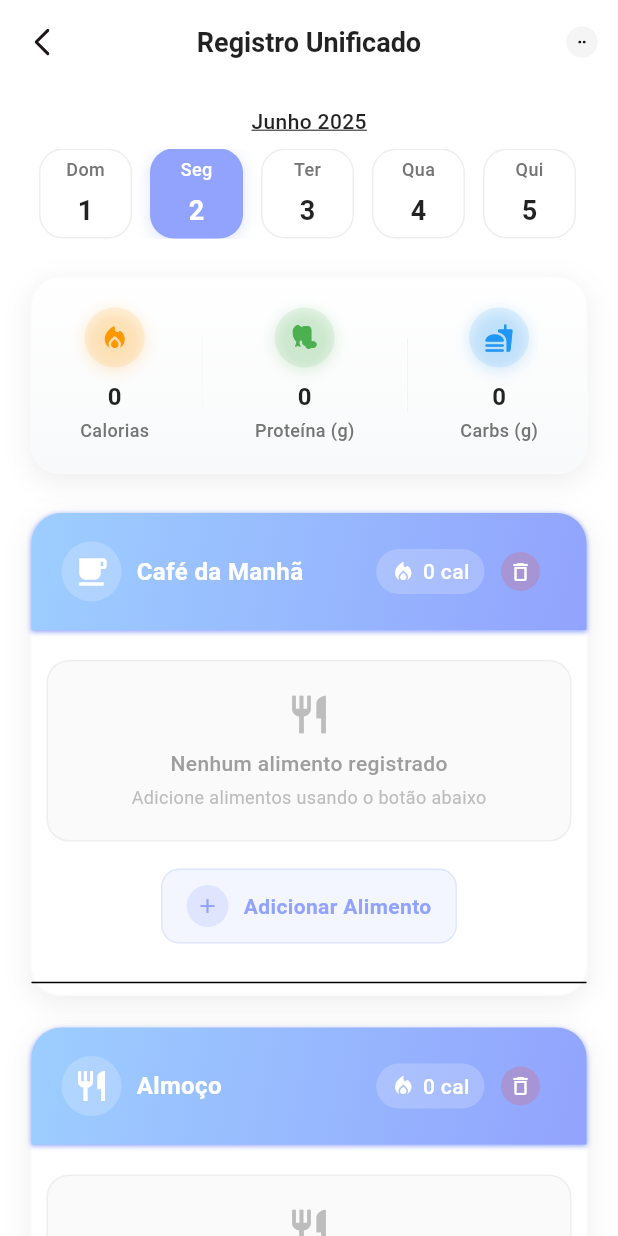
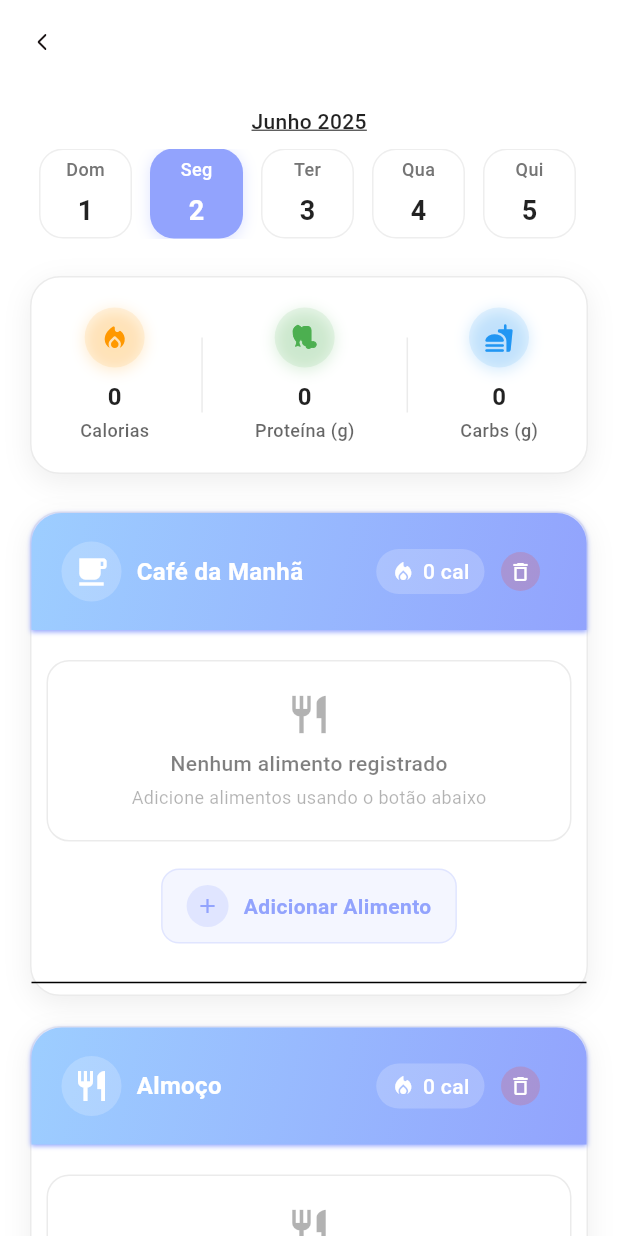
Before and after one commit to LeonardoScatolin/Grupo_16_Alimenta_AI, a Flutter app: the RegistroUnificadoPage screen opened by its route, on a phone screen of 412 x 824 dp. Run offline on Flutter 3.47's test engine with Material 3 defaults, Android fonts, the phone set to English and light mode, and no system bars; our stand-ins replace animated_text_kit, dio, flutter_svg, just_audio, permission_handler, shared_preferences; missing offline and left inert: record; accounts and stored records are empty; network calls fail; project files that could hold a hidden picture were left out.

Commit message:
Qualidade de vida - Registro de alimentos e dashboard
Modo escuro arrumado na pagina de registro e remoção de seta na dashboard

```diff
--- a/alimenta_ai/lib/pages/registro_unificado.dart
+++ b/alimenta_ai/lib/pages/registro_unificado.dart
@@ -1272,7 +1272,7 @@ class _RegistroUnificadoPageState extends State<RegistroUnificadoPage> {
       backgroundColor: Theme.of(context).colorScheme.surface,
       appBar: AppBar(
         title: Text(
-          'Registro Unificado',
+          '',
           style: TextStyle(
             color: Theme.of(context).colorScheme.onSurface,
             fontSize: 18,
@@ -1283,22 +1283,16 @@ class _RegistroUnificadoPageState extends State<RegistroUnificadoPage> {
         elevation: 0,
         centerTitle: true,
         leading: IconButton(
-          icon: SvgPicture.asset('assets/icons/seta_esquerda.svg',
-              height: 20, width: 20),
+          icon: SvgPicture.asset(
+            'assets/icons/seta_esquerda.svg',
+            height: 12,
+            width: 12,
+            color: Theme.of(context).brightness == Brightness.dark
+                ? Colors.white
+                : null,
+          ),
           onPressed: () => Navigator.pushNamed(context, '/home'),
         ),
-        actions: [
-          IconButton(
-            icon: Container(
-              padding: const EdgeInsets.all(8),
-              decoration: BoxDecoration(
-                  color: Colors.grey.withOpacity(0.1), shape: BoxShape.circle),
-              child: SvgPicture.asset('assets/icons/dots.svg',
-                  height: 5, width: 5),
-            ),
-            onPressed: () {},
-          )
-        ],
       ),
       body: Container(
         color: Theme.of(context).colorScheme.surface,
@@ -1454,6 +1448,8 @@ class _RegistroUnificadoPageState extends State<RegistroUnificadoPage> {
                                       ? Colors.white
                                       : _isToday(date)
                                           ? const Color(0xff92A3FD)
+                                          : Theme.of(context).brightness == Brightness.dark
+                                              ? Colors.white
                                               : Colors.black87)),
                         ]),
                   ),
@@ -1470,19 +1466,20 @@ class _RegistroUnificadoPageState extends State<RegistroUnificadoPage> {
     return Container(
       padding: const EdgeInsets.symmetric(vertical: 20, horizontal: 15),
       decoration: BoxDecoration(
-        color: Colors.white,
+        color: Theme.of(context).colorScheme.surface,
         borderRadius: BorderRadius.circular(20),
-        gradient: const LinearGradient(
-            colors: [Colors.white, Color(0xFFF8F9FA)],
-            begin: Alignment.topCenter,
-            end: Alignment.bottomCenter),
         boxShadow: [
           BoxShadow(
-              color: Colors.grey.shade200,
+              color: Theme.of(context).brightness == Brightness.dark
+                  ? Colors.black.withOpacity(0.3)
+                  : Colors.grey.shade200,
               blurRadius: 15,
               offset: const Offset(0, 5))
         ],
-        border: Border.all(color: Colors.grey.shade50, width: 1),
+        border: Border.all(
+          color: Theme.of(context).colorScheme.outline.withOpacity(0.08),
+          width: 1,
+        ),
       ),
       child: Row(mainAxisAlignment: MainAxisAlignment.spaceAround, children: [
         _buildSummaryItem(
@@ -1493,12 +1490,7 @@ class _RegistroUnificadoPageState extends State<RegistroUnificadoPage> {
         Container(
             height: 50,
             width: 1,
-            decoration: BoxDecoration(
-                gradient: LinearGradient(colors: [
-              Colors.white,
-              Colors.grey.shade200,
-              Colors.white
-            ]))),
+            color: Theme.of(context).colorScheme.outline.withOpacity(0.08)),
         _buildSummaryItemSvg(
             svgPath: 'assets/icons/protein.svg',
             value: proteinTotal.toString(),
@@ -1507,12 +1499,7 @@ class _RegistroUnificadoPageState extends State<RegistroUnificadoPage> {
         Container(
             height: 50,
             width: 1,
-            decoration: BoxDecoration(
-                gradient: LinearGradient(colors: [
-              Colors.white,
-              Colors.grey.shade200,
-              Colors.white
-            ]))),
+            color: Theme.of(context).colorScheme.outline.withOpacity(0.08)),
         _buildSummaryItem(
             icon: Icons.fastfood_rounded,
             value: carbsTotal.toString(),
@@ -1543,16 +1530,16 @@ class _RegistroUnificadoPageState extends State<RegistroUnificadoPage> {
       ),
       const SizedBox(height: 8),
       Text(value,
-          style: const TextStyle(
+          style: TextStyle(
               fontSize: 16,
               fontWeight: FontWeight.bold,
-              color: Colors.black87,
+              color: Theme.of(context).colorScheme.onSurface,
               letterSpacing: 0.5)),
       const SizedBox(height: 2),
       Text(label,
           style: TextStyle(
               fontSize: 12,
-              color: Colors.grey.shade600,
+              color: Theme.of(context).colorScheme.onSurface.withOpacity(0.6),
               fontWeight: FontWeight.w500)),
     ]);
   }
@@ -1578,16 +1565,16 @@ class _RegistroUnificadoPageState extends State<RegistroUnificadoPage> {
       ),
       const SizedBox(height: 8),
       Text(value,
-          style: const TextStyle(
+          style: TextStyle(
               fontSize: 16,
               fontWeight: FontWeight.bold,
-              color: Colors.black87,
+              color: Theme.of(context).colorScheme.onSurface,
               letterSpacing: 0.5)),
       const SizedBox(height: 2),
       Text(label,
           style: TextStyle(
               fontSize: 12,
-              color: Colors.grey.shade600,
+              color: Theme.of(context).colorScheme.onSurface.withOpacity(0.6),
               fontWeight: FontWeight.w500)),
     ]);
   }
@@ -1598,15 +1585,20 @@ class _RegistroUnificadoPageState extends State<RegistroUnificadoPage> {
       child: Container(
         margin: const EdgeInsets.only(bottom: 20),
         decoration: BoxDecoration(
-          color: Colors.white,
+          color: Theme.of(context).colorScheme.surface,
           borderRadius: BorderRadius.circular(20),
           boxShadow: [
             BoxShadow(
-                color: Colors.grey.shade200,
+                color: Theme.of(context).brightness == Brightness.dark
+                    ? Colors.black.withOpacity(0.3)
+                    : Colors.grey.shade200,
                 blurRadius: 15,
                 offset: const Offset(0, 5))
           ],
-          border: Border.all(color: Colors.grey.shade50, width: 1),
+          border: Border.all(
+            color: Theme.of(context).colorScheme.outline.withOpacity(0.08),
+            width: 1,
+          ),
         ),
         child: Column(crossAxisAlignment: CrossAxisAlignment.start, children: [
           // Cabeçalho da refeição
@@ -1726,22 +1718,24 @@ class _RegistroUnificadoPageState extends State<RegistroUnificadoPage> {
               padding: const EdgeInsets.symmetric(vertical: 20),
               margin: const EdgeInsets.all(10),
               decoration: BoxDecoration(
-                  color: Colors.grey.shade50,
+                  color: Theme.of(context).colorScheme.surface,
                   borderRadius: BorderRadius.circular(15),
-                  border: Border.all(color: Colors.grey.shade200)),
+                  border: Border.all(
+                      color: Theme.of(context).colorScheme.outline.withOpacity(0.08))),
               child: Center(
                 child: Column(mainAxisSize: MainAxisSize.min, children: [
-                  Icon(Icons.restaurant, size: 30, color: Colors.grey.shade400),
+                  Icon(Icons.restaurant, size: 30, color: Theme.of(context).colorScheme.onSurface.withOpacity(0.3)),
                   const SizedBox(height: 8),
                   Text("Nenhum alimento registrado",
                       style: TextStyle(
-                          color: Colors.grey.shade500,
+                          color: Theme.of(context).colorScheme.onSurface.withOpacity(0.5),
                           fontWeight: FontWeight.w500,
                           fontSize: 14)),
                   const SizedBox(height: 4),
                   Text("Adicione alimentos usando o botão abaixo",
-                      style:
-                          TextStyle(color: Colors.grey.shade400, fontSize: 12)),
+                      style: TextStyle(
+                          color: Theme.of(context).colorScheme.onSurface.withOpacity(0.3),
+                          fontSize: 12)),
                 ]),
               ),
             )
@@ -1799,15 +1793,17 @@ class _RegistroUnificadoPageState extends State<RegistroUnificadoPage> {
         padding: const EdgeInsets.symmetric(vertical: 15, horizontal: 12),
         margin: const EdgeInsets.symmetric(horizontal: 8, vertical: 4),
         decoration: BoxDecoration(
-          color: Colors.white,
+          color: Theme.of(context).colorScheme.surface,
           borderRadius: BorderRadius.circular(12),
-          border: Border.all(color: Colors.grey.shade200),
+          border: Border.all(
+            color: Theme.of(context).colorScheme.outline.withOpacity(0.08),
+          ),
         ),
         child: Center(
           child: Text(
             item.name,
             style: TextStyle(
-              color: Colors.grey.shade500,
+              color: Theme.of(context).colorScheme.onSurface.withOpacity(0.5),
               fontStyle: FontStyle.italic,
             ),
           ),
@@ -1852,25 +1848,37 @@ class _RegistroUnificadoPageState extends State<RegistroUnificadoPage> {
         padding: const EdgeInsets.symmetric(vertical: 10, horizontal: 12),
         margin: const EdgeInsets.symmetric(horizontal: 8, vertical: 4),
         decoration: BoxDecoration(
-            color: Colors.white,
+          color: Theme.of(context).colorScheme.surface,
           borderRadius: BorderRadius.circular(12),
-            border: Border.all(color: Colors.grey.shade100),
+          border: Border.all(
+            color: Theme.of(context).colorScheme.outline.withOpacity(0.08),
+          ),
           boxShadow: [
             BoxShadow(
-                  color: Colors.grey.shade50,
+              color: Theme.of(context).brightness == Brightness.dark
+                  ? Colors.black.withOpacity(0.10)
+                  : Colors.grey.shade50,
               blurRadius: 4,
-                  offset: const Offset(0, 2))
-            ]),
-        child: Row(children: [
+              offset: const Offset(0, 2),
+            )
+          ],
+        ),
+        child: Row(
+          children: [
             Expanded(
               child: Column(
                 crossAxisAlignment: CrossAxisAlignment.start,
                 mainAxisSize: MainAxisSize.min,
                 children: [
-                  Text(item.name,
-                      style: const TextStyle(
-                          fontWeight: FontWeight.w600, fontSize: 15),
-                      overflow: TextOverflow.ellipsis),
+                  Text(
+                    item.name,
+                    style: TextStyle(
+                      fontWeight: FontWeight.w600,
+                      fontSize: 15,
+                      color: Theme.of(context).colorScheme.onSurface,
+                    ),
+                    overflow: TextOverflow.ellipsis,
+                  ),
                   const SizedBox(height: 4),
                   SingleChildScrollView(
                     scrollDirection: Axis.horizontal,
@@ -1879,11 +1887,11 @@ class _RegistroUnificadoPageState extends State<RegistroUnificadoPage> {
                       const SizedBox(width: 6),
                       _buildNutrientBadge('C: ${item.carbs}g', Colors.blue),
                       const SizedBox(width: 6),
-                      _buildNutrientBadge(
-                          'G: ${item.fat}g', Colors.orangeAccent),
+                      _buildNutrientBadge('G: ${item.fat}g', Colors.orangeAccent),
                     ]),
                   ),
-                ]),
+                ],
+              ),
             ),
             Column(crossAxisAlignment: CrossAxisAlignment.end, children: [
               Container(
@@ -1942,7 +1950,7 @@ class _RegistroUnificadoPageState extends State<RegistroUnificadoPage> {
                       context: context,
                       builder: (ctx) {
                         return Dialog(
-                        backgroundColor: Colors.white,
+                          backgroundColor: Theme.of(context).colorScheme.surface,
                           insetPadding: const EdgeInsets.symmetric(
                               horizontal: 20, vertical: 60),
                           shape: RoundedRectangleBorder(
@@ -1999,13 +2007,15 @@ class _RegistroUnificadoPageState extends State<RegistroUnificadoPage> {
                                       width: 85,
                                       height: 50,
                                       decoration: BoxDecoration(
-                                      color: Colors.white,
+                                        color: Theme.of(context).colorScheme.surface,
                                         borderRadius: BorderRadius.circular(12),
                                         border: Border.all(
-                                          color: Colors.grey.shade100),
+                                            color: Theme.of(context).colorScheme.outline.withOpacity(0.08)),
                                         boxShadow: [
                                           BoxShadow(
-                                          color: Colors.grey.withOpacity(0.08),
+                                            color: Theme.of(context).brightness == Brightness.dark
+                                                ? Colors.black.withOpacity(0.08)
+                                                : Colors.grey.withOpacity(0.08),
                                             blurRadius: 8,
                                             offset: const Offset(0, 2),
                                           ),
@@ -2016,6 +2026,7 @@ class _RegistroUnificadoPageState extends State<RegistroUnificadoPage> {
                                         "50",
                                         style: TextStyle(
                                           fontSize: 18,
+
                                           fontWeight: FontWeight.normal,
                                           color: Color(0xFF7B6F72),
                                           fontFamily: 'Poppins',
@@ -2027,13 +2038,15 @@ class _RegistroUnificadoPageState extends State<RegistroUnificadoPage> {
                                       width: 85,
                                       height: 50,
                                       decoration: BoxDecoration(
-                                      color: Colors.white,
+                                        color: Theme.of(context).colorScheme.surface,
                                         borderRadius: BorderRadius.circular(12),
                                         border: Border.all(
-                                          color: Colors.grey.shade100),
+                                            color: Theme.of(context).colorScheme.outline.withOpacity(0.08)),
                                         boxShadow: [
                                           BoxShadow(
-                                          color: Colors.grey.withOpacity(0.08),
+                                            color: Theme.of(context).brightness == Brightness.dark
+                                                ? Colors.black.withOpacity(0.08)
+                                                : Colors.grey.withOpacity(0.08),
                                             blurRadius: 8,
                                             offset: const Offset(0, 2),
                                           ),
@@ -2126,11 +2139,13 @@ class _RegistroUnificadoPageState extends State<RegistroUnificadoPage> {
       padding: const EdgeInsets.symmetric(horizontal: 16, vertical: 14),
       margin: const EdgeInsets.only(bottom: 10),
       decoration: BoxDecoration(
-        color: Colors.white,
+        color: Theme.of(context).colorScheme.surface,
         borderRadius: BorderRadius.circular(20),
         boxShadow: [
           BoxShadow(
-            color: Colors.black.withOpacity(0.03),
+            color: Theme.of(context).brightness == Brightness.dark
+                ? Colors.black.withOpacity(0.03)
+                : Colors.grey.shade200,
             blurRadius: 8,
             offset: const Offset(0, 4),
           ),
@@ -2144,12 +2159,12 @@ class _RegistroUnificadoPageState extends State<RegistroUnificadoPage> {
               children: [
                 Text(
                   label,
-                  style: const TextStyle(
+                  style: TextStyle(
                     fontFamily: 'Poppins',
                     fontSize: 12,
                     fontWeight: FontWeight.w500,
                     height: 1.5,
-                    color: Color(0xFF1D1617), // ← cor dos nomes
+                    color: Theme.of(context).colorScheme.onSurface,
                   ),
                 ),
                 const SizedBox(width: 6),
@@ -2161,12 +2176,12 @@ class _RegistroUnificadoPageState extends State<RegistroUnificadoPage> {
           // Valor à direita (ex: 500 cal)
           Text(
             value,
-            style: const TextStyle(
+            style: TextStyle(
               fontFamily: 'Poppins',
               fontSize: 12,
               fontWeight: FontWeight.w500,
               height: 1.5,
-              color: Color(0xFF7B6F72), // ← cor dos valores
+              color: Theme.of(context).colorScheme.onSurface.withOpacity(0.7),
             ),
           ),
         ],
@@ -2263,11 +2278,13 @@ class _RegistroUnificadoPageState extends State<RegistroUnificadoPage> {
       padding: const EdgeInsets.symmetric(horizontal: 16, vertical: 14),
       margin: const EdgeInsets.only(bottom: 16),
       decoration: BoxDecoration(
-          color: Colors.white,
+          color: Theme.of(context).colorScheme.surface,
           borderRadius: BorderRadius.circular(20),
           boxShadow: [
             BoxShadow(
-                color: Colors.grey.shade100,
+                color: Theme.of(context).brightness == Brightness.dark
+                    ? Colors.black.withOpacity(0.08)
+                    : Colors.grey.shade100,
                 blurRadius: 12,
                 offset: const Offset(0, 4))
           ]),
@@ -2359,8 +2376,11 @@ class _RegistroUnificadoPageState extends State<RegistroUnificadoPage> {
               width: MediaQuery.of(context).size.width * 0.85,
               padding: const EdgeInsets.all(20),
               decoration: BoxDecoration(
-                  color: Colors.white, borderRadius: BorderRadius.circular(20)),
-              child: Column(mainAxisSize: MainAxisSize.min, children: [
+                  color: Theme.of(context).colorScheme.surface,
+                  borderRadius: BorderRadius.circular(20)),
+              child: Column(
+                mainAxisSize: MainAxisSize.min,
+                children: [
                   Text(
                     "Adicionar alimento para $selectedMealTitle",
                     style: const TextStyle(
@@ -2532,7 +2552,8 @@ class _RegistroUnificadoPageState extends State<RegistroUnificadoPage> {
                         child: const Text("Cancelar",
                             style: TextStyle(color: Colors.grey))),
                   ),
-              ]),
+                ],
+              ),
             ),
           ),
         ),
```
Also changed, not shown: alimenta_ai/lib/pages/dashboard.dart (+1 -10 lines). Lines whose indentation alone changed are shown as unchanged.
